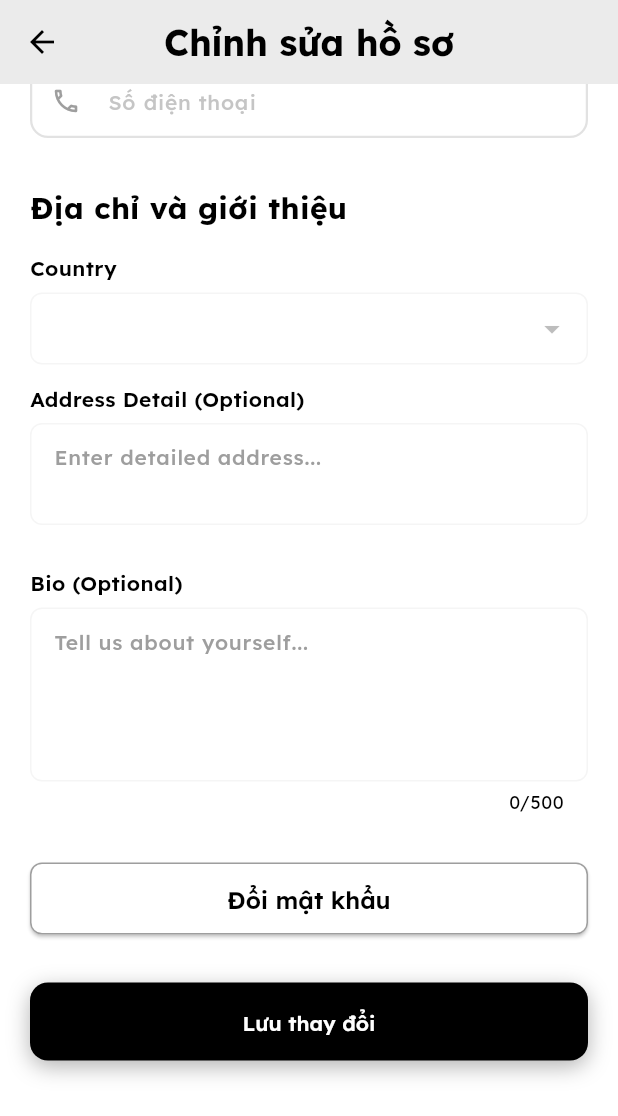
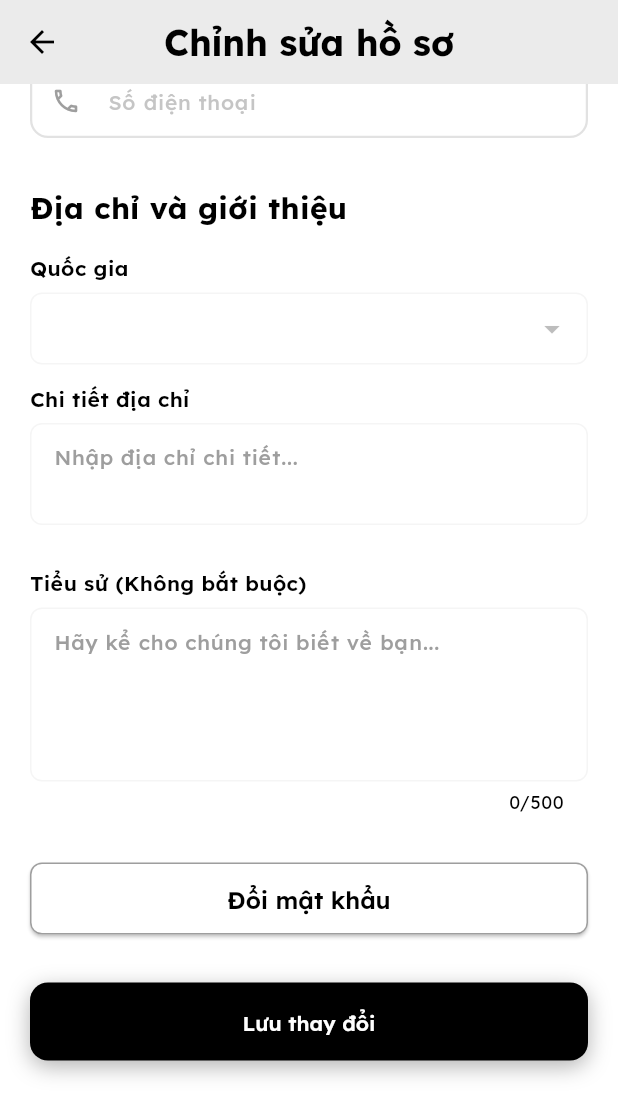
Before and after one commit to phamvanduy1008/BidChain, a Flutter app: the EditProfilePage screen opened by its route, scrolled down 576 dp, on a phone screen of 412 x 824 dp. Shown: the top 1116 px of the screen. Run offline on Flutter 3.47's test engine with Material 3 defaults, Android fonts, the phone set to English and light mode, and no system bars; drawn by our look-alikes of overlay_support; our stand-ins replace cached_network_image, convert, dartz, dio, equatable, flutter_bloc and 10 more; missing offline and left inert: pointycastle; accounts and stored records are empty; network calls fail.

Commit message:
Update frontend: fix layout

```diff
--- a/frontend/lib/presentation/pages/profile/widgets/bio_input.dart
+++ b/frontend/lib/presentation/pages/profile/widgets/bio_input.dart
@@ -34,7 +34,7 @@ class _BioInputState extends State<BioInput> {
       crossAxisAlignment: CrossAxisAlignment.start,
       children: [
         Text(
-          'Bio (Optional)',
+          'Tiểu sử (Không bắt buộc)',
           style: AppTextStyles.bodyMedium.copyWith(fontWeight: FontWeight.w600),
         ),
         const SizedBox(height: 6),
@@ -43,7 +43,7 @@ class _BioInputState extends State<BioInput> {
           maxLines: 4,
           maxLength: maxBioLength,
           decoration: InputDecoration(
-            hintText: 'Tell us about yourself...',
+            hintText: 'Hãy kể cho chúng tôi biết về bạn...',
             contentPadding: const EdgeInsets.symmetric(
               horizontal: 12,
               vertical: 10,
--- a/frontend/lib/presentation/pages/profile/widgets/location_picker.dart
+++ b/frontend/lib/presentation/pages/profile/widgets/location_picker.dart
@@ -134,7 +134,7 @@ class _LocationPickerState extends State<LocationPicker> {
             crossAxisAlignment: CrossAxisAlignment.start,
             children: [
               Text(
-                'Country',
+                'Quốc gia',
                 style: AppTextStyles.bodyMedium.copyWith(
                   fontWeight: FontWeight.w600,
                 ),
@@ -210,7 +210,7 @@ class _LocationPickerState extends State<LocationPicker> {
               crossAxisAlignment: CrossAxisAlignment.start,
               children: [
                 Text(
-                  'City/Province',
+                  'Thành phố/Tỉnh',
                   style: AppTextStyles.bodyMedium.copyWith(
                     fontWeight: FontWeight.w600,
                   ),
@@ -293,7 +293,7 @@ class _LocationPickerState extends State<LocationPicker> {
               crossAxisAlignment: CrossAxisAlignment.start,
               children: [
                 Text(
-                  'District',
+                  'Quận/Huyện',
                   style: AppTextStyles.bodyMedium.copyWith(
                     fontWeight: FontWeight.w600,
                   ),
@@ -372,7 +372,7 @@ class _LocationPickerState extends State<LocationPicker> {
             crossAxisAlignment: CrossAxisAlignment.start,
             children: [
               Text(
-                'Address Detail (Optional)',
+                'Chi tiết địa chỉ',
                 style: AppTextStyles.bodyMedium.copyWith(
                   fontWeight: FontWeight.w600,
                 ),
@@ -382,7 +382,7 @@ class _LocationPickerState extends State<LocationPicker> {
                 controller: addressCtrl,
                 maxLines: 2,
                 decoration: InputDecoration(
-                  hintText: 'Enter detailed address...',
+                  hintText: 'Nhập địa chỉ chi tiết...',
                   contentPadding: const EdgeInsets.symmetric(
                     horizontal: 12,
                     vertical: 10,
```
Also changed, not shown: frontend/lib/presentation/pages/profile/profile_page.dart (+19 -11 lines), frontend/lib/presentation/pages/profile/public_profile_page.dart (+19 -11 lines), frontend/lib/presentation/widgets/auction/bid_history_card.dart (+35 -3 lines).
